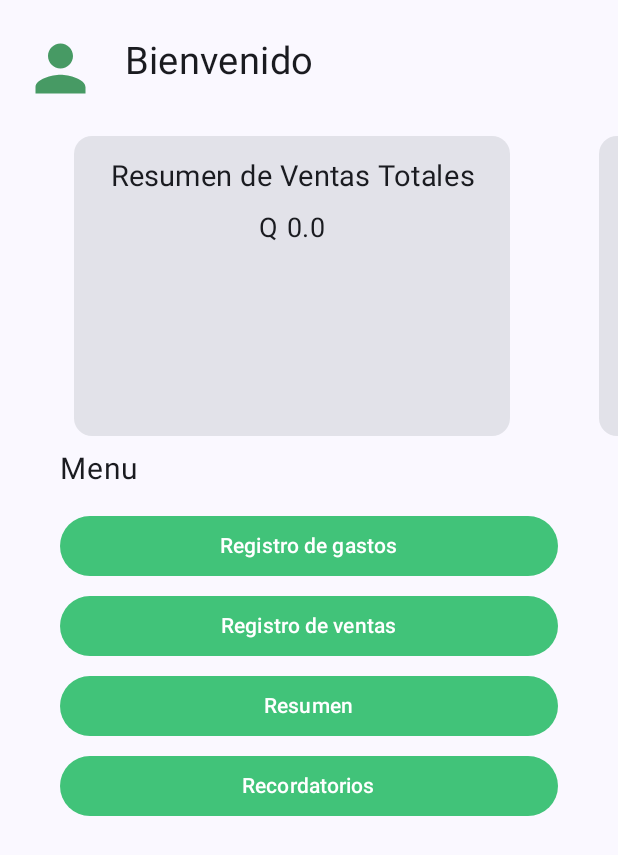
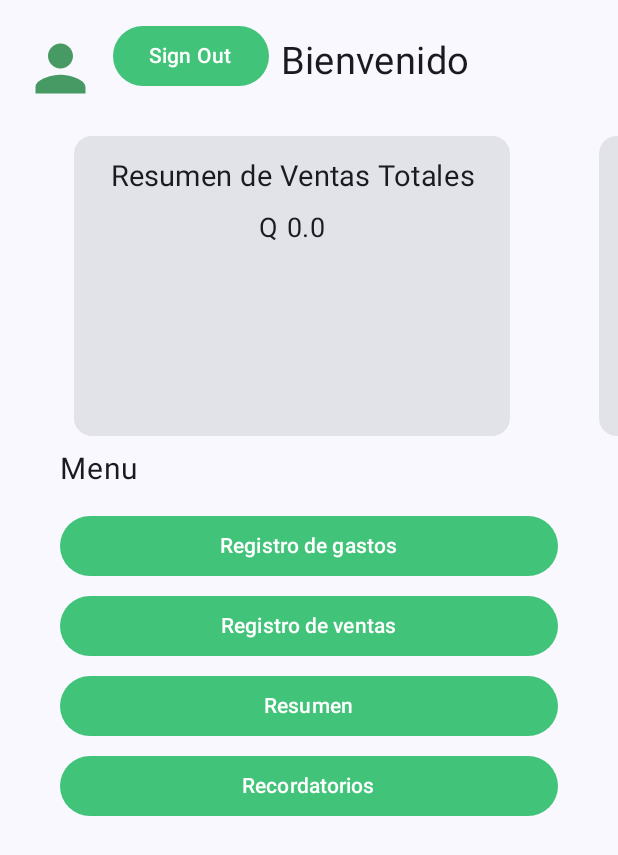
Before and after one commit to Alexistodj124/profitPulse, an Android app built with Jetpack Compose: the screen it shows after launch once a user with an empty profile is signed in (Home), on a phone screen of 412 x 824 dp. Shown: the top 855 px of the screen. Run offline under Robolectric (Android 15) with nearby library versions, the phone set to English and light mode, and no system bars; our stand-ins replace Firebase (no records; nobody signed in at launch, a user with empty details on screens opened directly).

Commit message:
add signout click

```diff
--- a/app/src/main/java/com/uvg/profitpulse/ui/screens/CreateAccount.kt
+++ b/app/src/main/java/com/uvg/profitpulse/ui/screens/CreateAccount.kt
@@ -197,7 +197,9 @@ fun newAccount(
             )
         }
 
-        Button(onClick ={ },
+        Button(onClick ={
+
+                        },
             modifier = modifier
                 .align(Alignment.CenterHorizontally),
             colors = ButtonDefaults.buttonColors(
--- a/app/src/main/java/com/uvg/profitpulse/ui/screens/Home.kt
+++ b/app/src/main/java/com/uvg/profitpulse/ui/screens/Home.kt
@@ -40,6 +40,7 @@ import androidx.compose.ui.unit.sp
 import androidx.navigation.NavHostController
 import androidx.navigation.compose.NavHost
 import androidx.navigation.compose.composable
+import com.google.firebase.auth.FirebaseAuth
 import com.google.firebase.database.core.Context
 import com.uvg.profitpulse.Model.Gastos
 import com.uvg.profitpulse.Model.Ventas
@@ -73,7 +74,7 @@ data class CardItem(val id: Int, val title: String)
 
 @Composable
 fun HomeScreen(modifier: Modifier    = Modifier,realtimeManager: RealtimeManager, authManager: AuthManager) {
-
+    val user = authManager.getCurrentUser()
     val mContext = LocalContext.current
     val userImage = R.drawable.user_profile_pic
 
@@ -105,6 +106,12 @@ fun HomeScreen(modifier: Modifier    = Modifier,realtimeManager: RealtimeManager
                         start = 10.dp
                     )
             )
+            SignOutButton {
+                // Handle sign-out logic
+                authManager.signOut()
+                mContext.startActivity(Intent(mContext, LogIn::class.java))
+            }
+
             Text(
                 text = stringResource(R.string.HomeGreeting),
                 fontSize = 25.sp,
@@ -232,15 +239,20 @@ fun HomeScreen(modifier: Modifier    = Modifier,realtimeManager: RealtimeManager
 
     }
 }
+@Composable
+fun SignOutButton(onSignOutClick: () -> Unit) {
+    Button(
+        onClick = onSignOutClick,
+        modifier = Modifier
+            .padding(vertical = 8.dp),
+                colors = ButtonDefaults.buttonColors(
+                containerColor = Color (65, 195, 121))
+    ) {
+        Text("Sign Out")
+    }
+}
 
 
-sealed class BottomNavScreen(val route: String, val title: String) {
-    object Contact : BottomNavScreen(
-        route = "contact",
-        title = "Contactos",
-    )
-
-}
 
 @Preview(showBackground = true)
 @Composable
--- a/app/src/main/java/com/uvg/profitpulse/utils/AuthManager.kt
+++ b/app/src/main/java/com/uvg/profitpulse/utils/AuthManager.kt
@@ -31,6 +31,10 @@ class AuthManager {
         }
     }
 
+    fun signOut(){
+        auth.signOut()
+    }
+
     suspend fun signInWithEmailAndPassword(
         email: String,
         password: String
```
